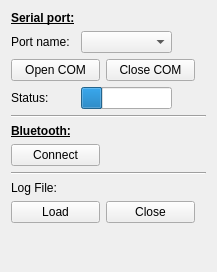
This is ui/w_config.ui in JFDuval/flexsea-plan as Qt 5 draws it before an edit. The edited form follows.
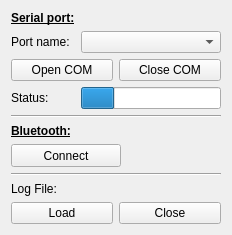
This is the edited form.

Commit message: Wconfig is now fat finger friendly.

What changed in the file:
```diff
--- a/ui/w_config.ui
+++ b/ui/w_config.ui
@@ -6,8 +6,8 @@
    <rect>
     <x>0</x>
     <y>0</y>
-    <width>217</width>
-    <height>272</height>
+    <width>228</width>
+    <height>235</height>
    </rect>
   </property>
   <property name="sizePolicy">
@@ -22,11 +22,102 @@
   <layout class="QVBoxLayout" name="verticalLayout">
    <item>
     <layout class="QGridLayout" name="gridLayout">
+     <property name="sizeConstraint">
+      <enum>QLayout::SetDefaultConstraint</enum>
+     </property>
+     <property name="spacing">
+      <number>6</number>
+     </property>
+     <item row="1" column="0">
+      <widget class="QLabel" name="label_2">
+       <property name="sizePolicy">
+        <sizepolicy hsizetype="Expanding" vsizetype="Expanding">
+         <horstretch>0</horstretch>
+         <verstretch>0</verstretch>
+        </sizepolicy>
+       </property>
+       <property name="minimumSize">
+        <size>
+         <width>60</width>
+         <height>20</height>
+        </size>
+       </property>
+       <property name="text">
+        <string>Port name:</string>
+       </property>
+      </widget>
+     </item>
+     <item row="3" column="0">
+      <widget class="QLabel" name="label_4">
+       <property name="sizePolicy">
+        <sizepolicy hsizetype="Expanding" vsizetype="Expanding">
+         <horstretch>0</horstretch>
+         <verstretch>0</verstretch>
+        </sizepolicy>
+       </property>
+       <property name="minimumSize">
+        <size>
+         <width>60</width>
+         <height>20</height>
+        </size>
+       </property>
+       <property name="text">
+        <string>Status:</string>
+       </property>
+      </widget>
+     </item>
+     <item row="0" column="0">
+      <widget class="QLabel" name="label">
+       <property name="sizePolicy">
+        <sizepolicy hsizetype="Expanding" vsizetype="Expanding">
+         <horstretch>0</horstretch>
+         <verstretch>0</verstretch>
+        </sizepolicy>
+       </property>
+       <property name="text">
+        <string>&lt;html&gt;&lt;head/&gt;&lt;body&gt;&lt;p&gt;&lt;span style=&quot; font-weight:600; text-decoration: underline;&quot;&gt;Serial port:&lt;/span&gt;&lt;/p&gt;&lt;/body&gt;&lt;/html&gt;</string>
+       </property>
+      </widget>
+     </item>
+     <item row="1" column="1">
+      <widget class="QComboBox" name="comPortComboBox">
+       <property name="sizePolicy">
+        <sizepolicy hsizetype="Expanding" vsizetype="Expanding">
+         <horstretch>0</horstretch>
+         <verstretch>0</verstretch>
+        </sizepolicy>
+       </property>
+       <property name="minimumSize">
+        <size>
+         <width>140</width>
+         <height>20</height>
+        </size>
+       </property>
+       <property name="maximumSize">
+        <size>
+         <width>16777215</width>
+         <height>16777215</height>
+        </size>
+       </property>
+      </widget>
+     </item>
      <item row="3" column="1">
       <widget class="QProgressBar" name="comProgressBar">
+       <property name="sizePolicy">
+        <sizepolicy hsizetype="Expanding" vsizetype="Expanding">
+         <horstretch>0</horstretch>
+         <verstretch>0</verstretch>
+        </sizepolicy>
+       </property>
+       <property name="minimumSize">
+        <size>
+         <width>140</width>
+         <height>20</height>
+        </size>
+       </property>
        <property name="maximumSize">
         <size>
-         <width>110</width>
+         <width>16777215</width>
          <height>16777215</height>
         </size>
        </property>
@@ -38,76 +129,25 @@
        </property>
       </widget>
      </item>
-     <item row="3" column="2">
-      <layout class="QHBoxLayout" name="horizontalLayout_2">
-       <item>
-        <spacer name="horizontalSpacer_2">
-         <property name="orientation">
-          <enum>Qt::Horizontal</enum>
-         </property>
-         <property name="sizeType">
-          <enum>QSizePolicy::MinimumExpanding</enum>
-         </property>
-         <property name="sizeHint" stdset="0">
-          <size>
-           <width>5</width>
-           <height>10</height>
-          </size>
-         </property>
-        </spacer>
-       </item>
-      </layout>
-     </item>
-     <item row="3" column="0">
-      <widget class="QLabel" name="label_4">
-       <property name="text">
-        <string>Status:</string>
-       </property>
-      </widget>
-     </item>
-     <item row="1" column="1">
-      <widget class="QComboBox" name="comPortComboBox">
-       <property name="maximumSize">
-        <size>
-         <width>110</width>
-         <height>16777215</height>
-        </size>
-       </property>
-      </widget>
-     </item>
-     <item row="1" column="0">
-      <widget class="QLabel" name="label_2">
-       <property name="text">
-        <string>Port name:</string>
-       </property>
-      </widget>
-     </item>
-     <item row="0" column="0">
-      <widget class="QLabel" name="label">
-       <property name="text">
-        <string>&lt;html&gt;&lt;head/&gt;&lt;body&gt;&lt;p&gt;&lt;span style=&quot; font-weight:600; text-decoration: underline;&quot;&gt;Serial port:&lt;/span&gt;&lt;/p&gt;&lt;/body&gt;&lt;/html&gt;</string>
-       </property>
-      </widget>
-     </item>
-     <item row="2" column="0" colspan="3">
-      <layout class="QHBoxLayout" name="horizontalLayout_3">
-       <item>
+     <item row="2" column="0" colspan="2">
+      <layout class="QGridLayout" name="gridLayout_3">
+       <item row="1" column="0">
         <widget class="QPushButton" name="openComButton">
          <property name="sizePolicy">
-          <sizepolicy hsizetype="Fixed" vsizetype="Fixed">
+          <sizepolicy hsizetype="Expanding" vsizetype="Expanding">
            <horstretch>0</horstretch>
            <verstretch>0</verstretch>
           </sizepolicy>
          </property>
          <property name="minimumSize">
           <size>
-           <width>89</width>
-           <height>0</height>
+           <width>100</width>
+           <height>20</height>
           </size>
          </property>
          <property name="maximumSize">
           <size>
-           <width>89</width>
+           <width>16777215</width>
            <height>16777215</height>
           </size>
          </property>
@@ -122,23 +162,23 @@
          </property>
         </widget>
        </item>
-       <item>
+       <item row="1" column="1">
         <widget class="QPushButton" name="closeComButton">
          <property name="sizePolicy">
-          <sizepolicy hsizetype="Fixed" vsizetype="Fixed">
+          <sizepolicy hsizetype="Expanding" vsizetype="Expanding">
            <horstretch>0</horstretch>
            <verstretch>0</verstretch>
           </sizepolicy>
          </property>
          <property name="minimumSize">
           <size>
-           <width>89</width>
-           <height>0</height>
+           <width>100</width>
+           <height>20</height>
           </size>
          </property>
          <property name="maximumSize">
           <size>
-           <width>89</width>
+           <width>16777215</width>
            <height>16777215</height>
           </size>
          </property>
@@ -153,19 +193,6 @@
          </property>
         </widget>
        </item>
-       <item>
-        <spacer name="horizontalSpacer_3">
-         <property name="orientation">
-          <enum>Qt::Horizontal</enum>
-         </property>
-         <property name="sizeHint" stdset="0">
-          <size>
-           <width>5</width>
-           <height>20</height>
-          </size>
-         </property>
-        </spacer>
-       </item>
       </layout>
      </item>
     </layout>
@@ -179,25 +206,40 @@
    </item>
    <item>
     <layout class="QGridLayout" name="gridLayout_5">
-     <item row="0" column="0">
-      <widget class="QLabel" name="label_7">
-       <property name="text">
-        <string>&lt;html&gt;&lt;head/&gt;&lt;body&gt;&lt;p&gt;&lt;span style=&quot; font-weight:600; text-decoration: underline;&quot;&gt;Bluetooth:&lt;/span&gt;&lt;/p&gt;&lt;/body&gt;&lt;/html&gt;</string>
+     <item row="1" column="1">
+      <spacer name="horizontalSpacer_5">
+       <property name="orientation">
+        <enum>Qt::Horizontal</enum>
        </property>
-      </widget>
+       <property name="sizeType">
+        <enum>QSizePolicy::Fixed</enum>
+       </property>
+       <property name="sizeHint" stdset="0">
+        <size>
+         <width>100</width>
+         <height>20</height>
+        </size>
+       </property>
+      </spacer>
      </item>
      <item row="1" column="0">
       <widget class="QPushButton" name="pushButtonBTCon">
+       <property name="sizePolicy">
+        <sizepolicy hsizetype="Expanding" vsizetype="Expanding">
+         <horstretch>0</horstretch>
+         <verstretch>0</verstretch>
+        </sizepolicy>
+       </property>
        <property name="minimumSize">
         <size>
-         <width>89</width>
-         <height>0</height>
+         <width>100</width>
+         <height>20</height>
         </size>
        </property>
        <property name="maximumSize">
         <size>
-         <width>89</width>
-         <height>16777215</height>
+         <width>16777215</width>
+         <height>150</height>
         </size>
        </property>
        <property name="text">
@@ -205,23 +247,20 @@
        </property>
       </widget>
      </item>
-     <item row="1" column="1">
-      <spacer name="horizontalSpacer_5">
-       <property name="orientation">
-        <enum>Qt::Horizontal</enum>
+     <item row="0" column="0">
+      <widget class="QLabel" name="label_7">
+       <property name="text">
+        <string>&lt;html&gt;&lt;head/&gt;&lt;body&gt;&lt;p&gt;&lt;span style=&quot; font-weight:600; text-decoration: underline;&quot;&gt;Bluetooth:&lt;/span&gt;&lt;/p&gt;&lt;/body&gt;&lt;/html&gt;</string>
        </property>
-       <property name="sizeHint" stdset="0">
-        <size>
-         <width>5</width>
-         <height>20</height>
-        </size>
-       </property>
-      </spacer>
+      </widget>
      </item>
     </layout>
    </item>
    <item>
     <widget class="Line" name="line_2">
+     <property name="frameShadow">
+      <enum>QFrame::Sunken</enum>
+     </property>
      <property name="orientation">
       <enum>Qt::Horizontal</enum>
      </property>
@@ -229,49 +268,24 @@
    </item>
    <item>
     <layout class="QGridLayout" name="gridLayout_2">
-     <item row="1" column="1">
-      <widget class="QPushButton" name="pbCloseLogFile">
-       <property name="sizePolicy">
-        <sizepolicy hsizetype="Fixed" vsizetype="Fixed">
-         <horstretch>0</horstretch>
-         <verstretch>0</verstretch>
-        </sizepolicy>
-       </property>
-       <property name="minimumSize">
-        <size>
-         <width>89</width>
-         <height>0</height>
-        </size>
-       </property>
-       <property name="maximumSize">
-        <size>
-         <width>89</width>
-         <height>16777215</height>
-        </size>
-       </property>
-       <property name="text">
-        <string>Close</string>
-       </property>
-      </widget>
-     </item>
      <item row="1" column="0">
       <widget class="QPushButton" name="pbLoadLogFile">
        <property name="sizePolicy">
-        <sizepolicy hsizetype="Fixed" vsizetype="Fixed">
+        <sizepolicy hsizetype="Expanding" vsizetype="Expanding">
          <horstretch>0</horstretch>
          <verstretch>0</verstretch>
         </sizepolicy>
        </property>
        <property name="minimumSize">
         <size>
-         <width>89</width>
-         <height>0</height>
+         <width>100</width>
+         <height>20</height>
         </size>
        </property>
        <property name="maximumSize">
         <size>
-         <width>89</width>
-         <height>16777215</height>
+         <width>16777215</width>
+         <height>150</height>
         </size>
        </property>
        <property name="baseSize">
@@ -285,6 +299,31 @@
        </property>
       </widget>
      </item>
+     <item row="1" column="1">
+      <widget class="QPushButton" name="pbCloseLogFile">
+       <property name="sizePolicy">
+        <sizepolicy hsizetype="Expanding" vsizetype="Expanding">
+         <horstretch>0</horstretch>
+         <verstretch>0</verstretch>
+        </sizepolicy>
+       </property>
+       <property name="minimumSize">
+        <size>
+         <width>100</width>
+         <height>20</height>
+        </size>
+       </property>
+       <property name="maximumSize">
+        <size>
+         <width>16777215</width>
+         <height>150</height>
+        </size>
+       </property>
+       <property name="text">
+        <string>Close</string>
+       </property>
+      </widget>
+     </item>
      <item row="0" column="0">
       <widget class="QLabel" name="label_8">
        <property name="text">
@@ -292,35 +331,12 @@
        </property>
       </widget>
      </item>
-     <item row="1" column="2">
-      <spacer name="horizontalSpacer_6">
-       <property name="orientation">
-        <enum>Qt::Horizontal</enum>
-       </property>
-       <property name="sizeHint" stdset="0">
-        <size>
-         <width>5</width>
-         <height>20</height>
-        </size>
-       </property>
-      </spacer>
-     </item>
     </layout>
    </item>
-   <item>
-    <spacer name="verticalSpacer">
-     <property name="orientation">
-      <enum>Qt::Vertical</enum>
-     </property>
-     <property name="sizeHint" stdset="0">
-      <size>
-       <width>20</width>
-       <height>5</height>
-      </size>
-     </property>
-    </spacer>
-   </item>
   </layout>
+  <zorder>line</zorder>
+  <zorder>line_2</zorder>
+  <zorder></zorder>
  </widget>
  <tabstops>
   <tabstop>comPortComboBox</tabstop>
```
